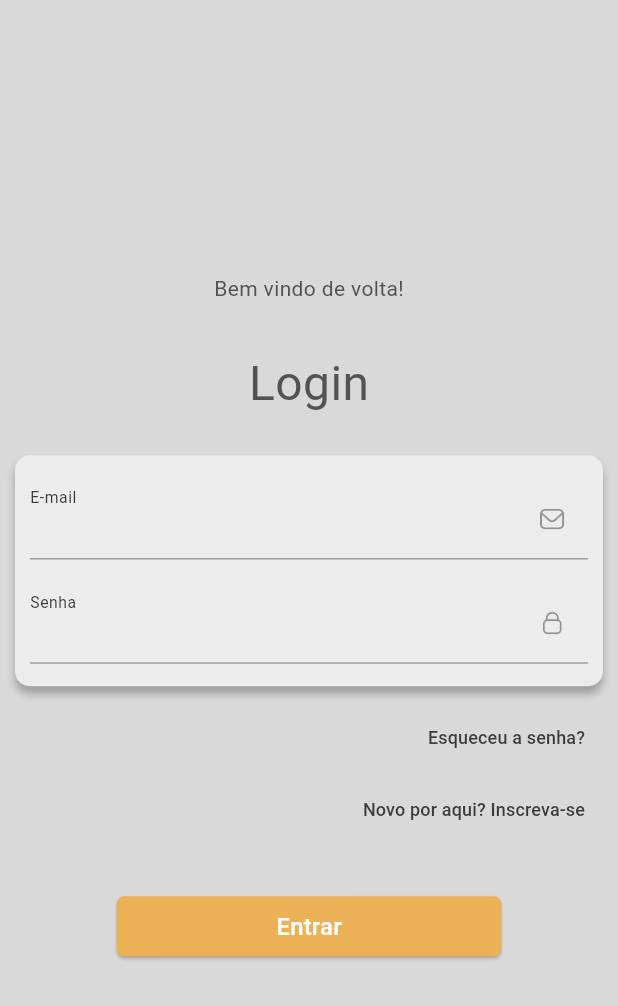
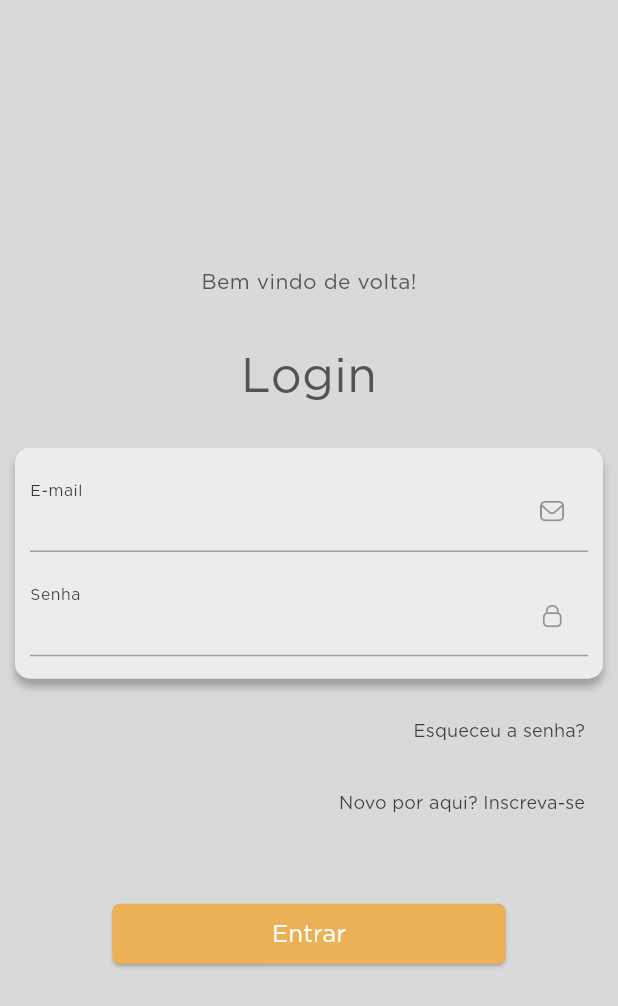
Before and after one commit to bystartupgit/ivi-marcenaria-app, a Flutter app: the screen it shows after launch, on a phone screen of 412 x 824 dp. Shown: the top 1006 px of the screen. Run offline on Flutter 3.47's test engine with Material 3 defaults, Android fonts, the phone set to English and light mode, and no system bars; our stand-ins replace flutter_modular.

```diff
--- /dev/null
+++ b/lib/modules/login/domain/mappers/router_mapper.dart
@@ -0,0 +1,9 @@
+
+
+
+class RouterMapper {
+
+  static String register = "/Register/";
+  static String registerIntern = "Register/";
+
+}
--- a/lib/modules/login/login_module.dart
+++ b/lib/modules/login/login_module.dart
@@ -1,4 +1,6 @@
 import 'package:flutter_modular/flutter_modular.dart';
+import 'package:marcenaria/modules/login/domain/mappers/router_mapper.dart';
+import 'package:marcenaria/modules/login/register/presentation/register_page.dart';
 
 import 'presentation/login_page.dart';
 
@@ -10,5 +12,6 @@ class LoginModule extends Module {
   @override
   void routes(r) {
     r.child(Modular.initialRoute, child: (context) => const LoginPage());
+    r.child(RouterMapper.register, child: (context) => const RegisterPage());
   }
 }
--- a/lib/modules/login/presentation/components/login_card_widget.dart
+++ b/lib/modules/login/presentation/components/login_card_widget.dart
@@ -1,5 +1,7 @@
 import 'package:flutter/material.dart';
+import 'package:flutter_modular/flutter_modular.dart';
 import 'package:marcenaria/core/themes/color_theme.dart';
+import 'package:marcenaria/modules/login/domain/mappers/router_mapper.dart';
 import 'package:marcenaria/modules/login/presentation/components/login_icons.dart';
 import 'package:marcenaria/modules/login/presentation/components/email_textfield_widget.dart';
 import 'package:marcenaria/modules/login/presentation/components/login_navigation_text_widget.dart';
@@ -36,7 +38,7 @@ class LoginCardWidget extends StatelessWidget {
             child: LoginNavigationTextWidget(title: resetText, onPressed: () {})),
         Align(
             alignment: AlignmentDirectional.centerEnd,
-            child: LoginNavigationTextWidget(title: registerText, onPressed: () {}))
+            child: LoginNavigationTextWidget(title: registerText, onPressed: () => Modular.to.pushNamed(RouterMapper.registerIntern)))
       ],
     );
   }
--- a/lib/modules/login/presentation/login_page.dart
+++ b/lib/modules/login/presentation/login_page.dart
@@ -3,7 +3,7 @@ import 'package:marcenaria/core/themes/color_theme.dart';
 import 'package:marcenaria/modules/login/presentation/components/login_button_widget.dart';
 import 'package:marcenaria/modules/login/presentation/components/login_card_widget.dart';
 import 'package:marcenaria/modules/login/presentation/components/login_greetings_widget.dart';
-import 'package:marcenaria/modules/login/presentation/components/login_title_widget.dart';
+import 'package:marcenaria/modules/login/shared/components/login_title_widget.dart';
 
 class LoginPage extends StatefulWidget {
   const LoginPage({super.key});
@@ -30,12 +30,11 @@ class _LoginPageState extends State<LoginPage> {
                 const SizedBox(height: 30.0),
                 LoginTitleWidget(title: title),
                 const SizedBox(height: 25.0),
-                LoginCardWidget(),
-                const SizedBox(height: 30.0),
+                const LoginCardWidget(),
+                const SizedBox(height: 40.0),
                 LoginButtonWidget(onPress: () {})
               ]
           )),
-
     );
   }
 }
--- a/pubspec.yaml
+++ b/pubspec.yaml
@@ -52,6 +52,9 @@ flutter:
     - family: Gotham Light
       fonts:
         - asset: assets/fonts/Gotham-Light.otf
+    - family: Gotham Regular
+      fonts:
+        - asset: assets/fonts/Gotham-Book.otf
     - family: LoginIcons
       fonts:
         - asset: assets/login/icons/LoginIcons.ttf
```
Also changed, not shown: lib/modules/login/register/presentation/register_page.dart (added, +33 -0 lines), lib/modules/login/shared/components/login_title_widget.dart (renamed from lib/modules/login/presentation/components/login_title_widget.dart).
